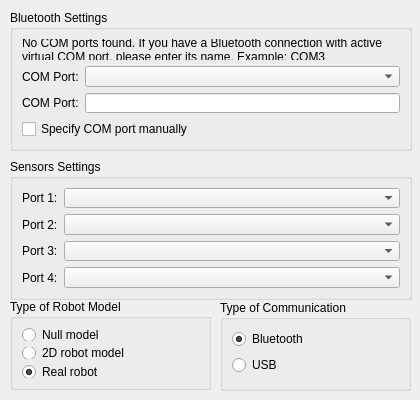
Old version of the form plugins/robots/robotsInterpreter/robotSettingsPage.ui in the repository qreal/qreal.
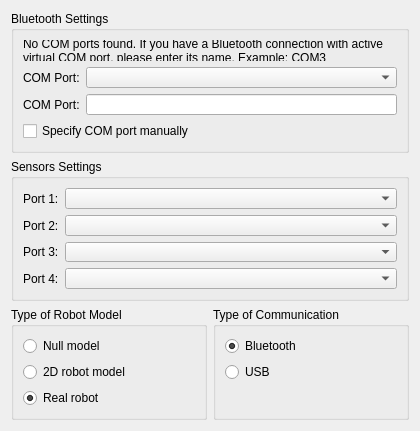
New version of the form.

```diff
--- a/plugins/robots/robotsInterpreter/robotSettingsPage.ui
+++ b/plugins/robots/robotsInterpreter/robotSettingsPage.ui
@@ -10,57 +10,55 @@
     <height>400</height>
    </rect>
   </property>
-  <widget class="QGroupBox" name="robotModelGroupBox">
-   <property name="geometry">
-    <rect>
-     <x>10</x>
-     <y>299</y>
-     <width>201</width>
-     <height>91</height>
-    </rect>
-   </property>
+  <layout class="QGridLayout" name="gridLayout">
+   <item row="0" column="0" colspan="2">
+    <widget class="QGroupBox" name="bluetoothSettingsGroupBox">
    <property name="title">
-    <string>Type of Robot Model</string>
-   </property>
-   <layout class="QFormLayout" name="formLayout_4">
-    <property name="fieldGrowthPolicy">
-     <enum>QFormLayout::AllNonFixedFieldsGrow</enum>
-    </property>
-    <item row="0" column="0">
-     <widget class="QRadioButton" name="nullModelRadioButton">
-      <property name="text">
-       <string>Null model</string>
-      </property>
-     </widget>
-    </item>
+      <string>Bluetooth Settings</string>
+     </property>
+     <layout class="QGridLayout" name="gridLayout_3">
     <item row="1" column="0">
-     <widget class="QRadioButton" name="d2ModelRadioButton">
+       <widget class="QLabel" name="comPortLabel">
       <property name="text">
-       <string>2D robot model</string>
+         <string>COM Port:</string>
       </property>
      </widget>
     </item>
+      <item row="1" column="1">
+       <widget class="QComboBox" name="comPortComboBox"/>
+      </item>
     <item row="2" column="0">
-     <widget class="QRadioButton" name="realModelRadioButton">
+       <widget class="QLabel" name="directInputComPortLabel">
       <property name="text">
-       <string>Real robot</string>
-      </property>
-      <property name="checked">
+         <string>COM Port:</string>
+        </property>
+       </widget>
+      </item>
+      <item row="2" column="1">
+       <widget class="QLineEdit" name="directInputComPortLineEdit"/>
+      </item>
+      <item row="0" column="0" colspan="2">
+       <widget class="QLabel" name="noComPortsFoundLabel">
+        <property name="text">
+         <string>No COM ports found. If you have a Bluetooth connection with active virtual COM port, please enter its name. Example: COM3</string>
+        </property>
+        <property name="wordWrap">
        <bool>true</bool>
       </property>
      </widget>
     </item>
-   </layout>
-  </widget>
+      <item row="3" column="0" colspan="2">
+       <widget class="QCheckBox" name="manualComPortCheckbox">
+        <property name="text">
+         <string>Specify COM port manually</string>
+        </property>
+       </widget>
+      </item>
+     </layout>
+    </widget>
+   </item>
+   <item row="1" column="0" colspan="2">
   <widget class="QGroupBox" name="sensorsSettingsGroupBox">
-   <property name="geometry">
-    <rect>
-     <x>10</x>
-     <y>159</y>
-     <width>402</width>
-     <height>141</height>
-    </rect>
-   </property>
    <property name="title">
     <string>Sensors Settings</string>
    </property>
@@ -110,67 +108,45 @@
     </item>
    </layout>
   </widget>
-  <widget class="QGroupBox" name="bluetoothSettingsGroupBox">
-   <property name="geometry">
-    <rect>
-     <x>10</x>
-     <y>10</y>
-     <width>402</width>
-     <height>141</height>
-    </rect>
-   </property>
+   </item>
+   <item row="2" column="0">
+    <widget class="QGroupBox" name="robotModelGroupBox">
    <property name="title">
-    <string>Bluetooth Settings</string>
-   </property>
-   <layout class="QGridLayout" name="gridLayout_3">
+      <string>Type of Robot Model</string>
+     </property>
+     <layout class="QFormLayout" name="formLayout_4">
+      <property name="fieldGrowthPolicy">
+       <enum>QFormLayout::AllNonFixedFieldsGrow</enum>
+      </property>
+      <item row="0" column="0">
+       <widget class="QRadioButton" name="nullModelRadioButton">
+        <property name="text">
+         <string>Null model</string>
+        </property>
+       </widget>
+      </item>
     <item row="1" column="0">
-     <widget class="QLabel" name="comPortLabel">
+       <widget class="QRadioButton" name="d2ModelRadioButton">
       <property name="text">
-       <string>COM Port:</string>
+         <string>2D robot model</string>
       </property>
      </widget>
     </item>
-    <item row="1" column="1">
-     <widget class="QComboBox" name="comPortComboBox"/>
-    </item>
     <item row="2" column="0">
-     <widget class="QLabel" name="directInputComPortLabel">
+       <widget class="QRadioButton" name="realModelRadioButton">
       <property name="text">
-       <string>COM Port:</string>
-      </property>
-     </widget>
-    </item>
-    <item row="2" column="1">
-     <widget class="QLineEdit" name="directInputComPortLineEdit"/>
-    </item>
-    <item row="0" column="0" colspan="2">
-     <widget class="QLabel" name="noComPortsFoundLabel">
-      <property name="text">
-       <string>No COM ports found. If you have a Bluetooth connection with active virtual COM port, please enter its name. Example: COM3</string>
-      </property>
-      <property name="wordWrap">
+         <string>Real robot</string>
+        </property>
+        <property name="checked">
        <bool>true</bool>
       </property>
      </widget>
     </item>
-    <item row="3" column="0" colspan="2">
-     <widget class="QCheckBox" name="manualComPortCheckbox">
-      <property name="text">
-       <string>Specify COM port manually</string>
-      </property>
-     </widget>
-    </item>
-   </layout>
-  </widget>
+     </layout>
+    </widget>
+   </item>
+   <item row="2" column="1">
   <widget class="QGroupBox" name="robotModelGroupBox_2">
-   <property name="geometry">
-    <rect>
-     <x>220</x>
-     <y>300</y>
-     <width>191</width>
-     <height>91</height>
-    </rect>
-   </property>
    <property name="title">
     <string>Type of Communication</string>
    </property>
@@ -197,6 +173,21 @@
     </item>
    </layout>
   </widget>
+   </item>
+   <item row="3" column="0" colspan="2">
+    <spacer name="verticalSpacer">
+     <property name="orientation">
+      <enum>Qt::Vertical</enum>
+     </property>
+     <property name="sizeHint" stdset="0">
+      <size>
+       <width>20</width>
+       <height>40</height>
+      </size>
+     </property>
+    </spacer>
+   </item>
+  </layout>
  </widget>
  <resources/>
  <connections/>
```
Lines whose indentation alone changed are shown as unchanged.
